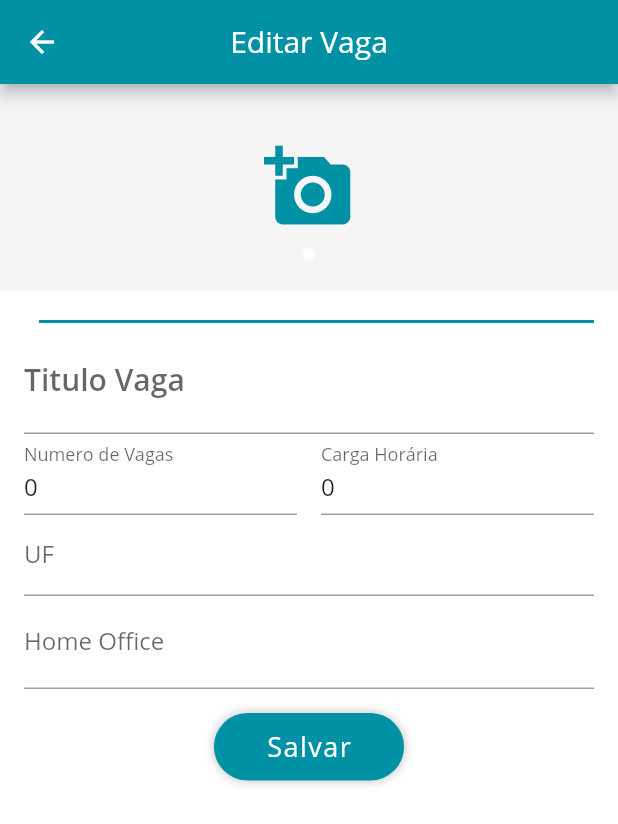
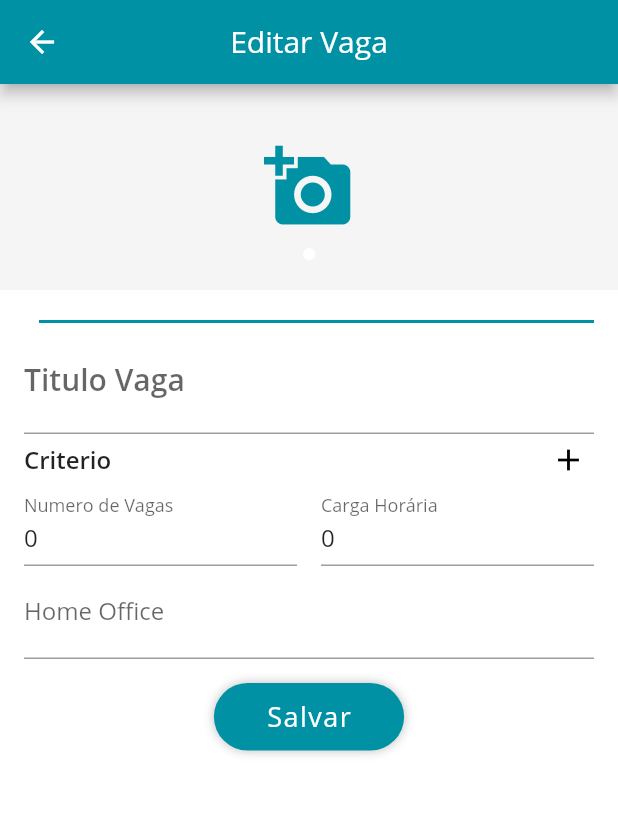
Before and after one commit to NylRJ/VenturaHR, a Flutter app: the VagaEdit screen opened directly with empty values, on a phone screen of 412 x 824 dp. Shown: the top 824 px of the screen. Run offline on Flutter 3.47's test engine with Material 2 defaults, Android fonts, the phone set to English and light mode, and no system bars; drawn by our look-alikes of carousel_pro; our stand-ins replace after_layout, brasil_fields, cloud_firestore, dio, firebase_auth, firebase_storage and 3 more; accounts and stored records are empty; project files that could hold a hidden picture were left out.

Commit message:
ordenando criterio

```diff
--- a/ventura_rh/lib/models/vaga/aggregates/criterio.dart
+++ b/ventura_rh/lib/models/vaga/aggregates/criterio.dart
@@ -2,6 +2,8 @@
 
 class Criterio{
 
+
+  Criterio();
   Criterio.fromMap(Map<String, dynamic> map){
 
     name = map['name'] as String;
--- a/ventura_rh/lib/screens/vaga/vaga_details/vaga_details.dart
+++ b/ventura_rh/lib/screens/vaga/vaga_details/vaga_details.dart
@@ -27,7 +27,8 @@ class VagaDetails extends StatelessWidget {
         actions: [
           Consumer<UserManager>(
             builder: (_,userManager,__){
-              if (userManager.isCompany()  && userManager.userHR.id == vaga.userId ) {
+             if(userManager.isLoggedIn){
+               if ( userManager.isCompany()  && userManager.userHR.id == vaga.userId ) {
                 return IconButton(
                   icon: Icon(Icons.edit),
                   onPressed: (){
@@ -37,6 +38,9 @@ class VagaDetails extends StatelessWidget {
               }else{
                 return Container();
               }
+             }else{
+               return Container();
+             }
             },
           ),
         ],
--- a/ventura_rh/lib/screens/vaga/vaga_edit/components/criterio_form.dart
+++ b/ventura_rh/lib/screens/vaga/vaga_edit/components/criterio_form.dart
@@ -1,4 +1,5 @@
 import 'package:flutter/material.dart';
+import 'package:ventura_rh/common/custom_icon_button.dart';
 import 'package:ventura_rh/models/vaga/aggregates/criterio.dart';
 import 'package:ventura_rh/models/vaga/vaga.dart';
 
@@ -11,17 +12,67 @@ class CriterioForm extends StatelessWidget {
 
   @override
   Widget build(BuildContext context) {
-    return FormField<List<Criterio>>(
-          initialValue: vaga.criterios,
+    return Column(
+      children: [
+
+        FormField<List<Criterio>>(
+              initialValue: List.from(vaga.criterios),
           builder: (state){
+                print(state.value);
                 return Column(
+                  children: [
+                    Row(
+                      mainAxisAlignment: MainAxisAlignment.spaceBetween,
+                      children: [
+                       const Text(
+                          'Criterio',
+                          style: TextStyle(
+                            fontSize: 16,
+                            fontWeight: FontWeight.w600,
+                          ),
+                        ),
+                        CustomIconButton(
+                          iconData: Icons.add,
+                          onTap: (){
+                            state.value.add(Criterio());
+                            state.didChange(state.value);
+                          },
+                          color: Colors.black,
+
+                        ),
+                      ],
+                    ),
+
+                    Column(
                       children: state.value.map((criterio) {
                         return EditItemCriterio(
-                  criterio:criterio
+                          key: ObjectKey(criterio),
+                          criterio:criterio,
+                          onRemove: (){
+                            state.value.remove(criterio);
+                            state.didChange(state.value);
+                          },
+                          onMoveUp:criterio != state.value.first?(){
+                            final index = state.value.indexOf(criterio);
+                            state.value.remove(criterio);
+                            state.value.insert(index - 1, criterio);
+                            state.didChange(state.value);
+                          }:null,
+                          onMoveDown: criterio != state.value.last?(){
+                            final index = state.value.indexOf(criterio);
+                            state.value.remove(criterio);
+                            state.value.insert(index + 1, criterio);
+                            state.didChange(state.value);
+                          }:null,
+
                         );
                       }).toList(),
+                    ),
+                  ],
                 );
           },
+        ),
+      ],
     );
   }
 }
--- a/ventura_rh/lib/screens/vaga/vaga_edit/vaga_edit.dart
+++ b/ventura_rh/lib/screens/vaga/vaga_edit/vaga_edit.dart
@@ -1,5 +1,6 @@
 import 'package:flutter/material.dart';
 import 'package:flutter/services.dart';
+import 'package:ventura_rh/common/custom_icon_button.dart';
 import 'package:ventura_rh/models/vaga/vaga.dart';
 import 'package:ventura_rh/screens/vaga/vaga_edit/components/images_form_user.dart';
 import 'package:ventura_rh/utils/app_colors.dart';
@@ -41,7 +42,8 @@ class VagaEdit extends StatelessWidget {
                     color: AppColors.primaryColor,
                   ),
                   Align(
-                    alignment: Alignment.topRight,
+                    alignment: Alignment.centerRight,
+
                     child: TextFormField(
                       initialValue: vaga.titleVacancy,
                       decoration: const InputDecoration(
@@ -89,26 +91,7 @@ class VagaEdit extends StatelessWidget {
                       ),
                     ],
                   ),
-                  TextFormField(
-                    autocorrect: false,
-                    textCapitalization: TextCapitalization.characters,
-                    decoration: const InputDecoration(
-                        isDense: true,
-                        labelText: "UF",
-                        hintText: 'RJ',
-                        counterText: ''),
-                    maxLength: 2,
-                    validator: (e) {
-                      if (e.isEmpty) {
-                        return 'Campo Obrigatório';
-                      } else if (e.length != 2) {
-                        return 'Inválido';
-                      } else {
-                        return null;
-                      }
-                    },
 
-                  ),
                   TextFormField(
                     initialValue: vaga.workplace,
                     decoration: const InputDecoration(
@@ -123,6 +106,7 @@ class VagaEdit extends StatelessWidget {
                       }
                     },
                   ),
+
                   RoundedButton(
                     onPressed: () {
                       if (formKey.currentState.validate()) {
```
Also changed, not shown: ventura_rh/lib/screens/vaga/vaga_edit/components/edit_item_criterio.dart (+48 -12 lines). Lines whose indentation alone changed are shown as unchanged.
